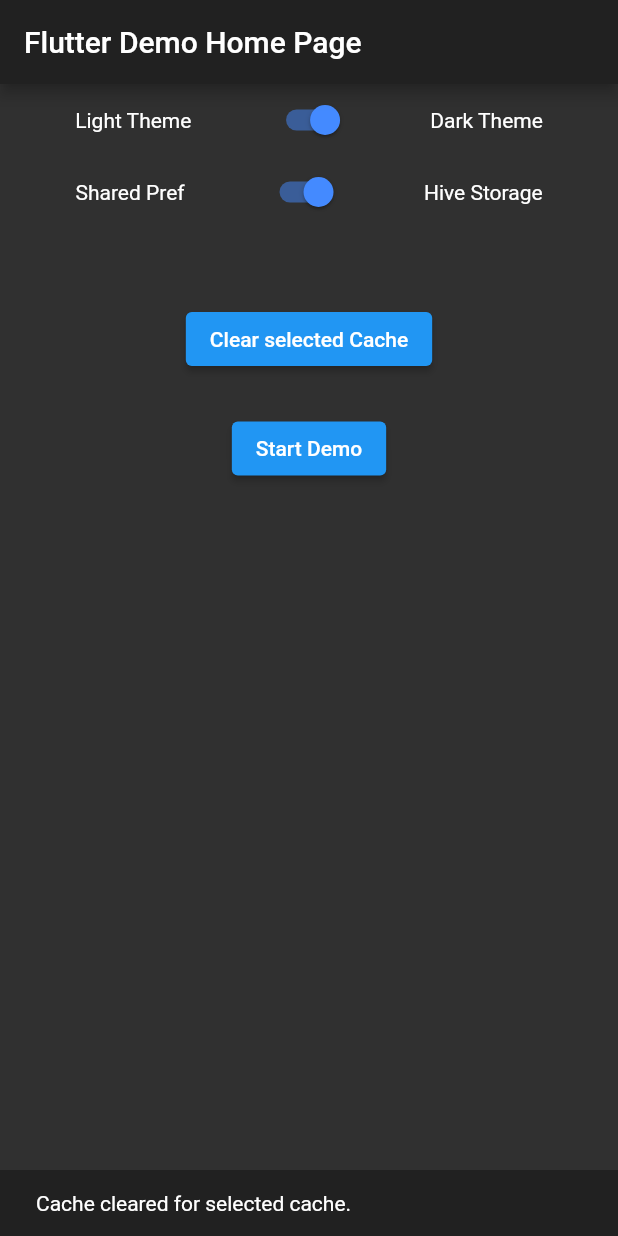
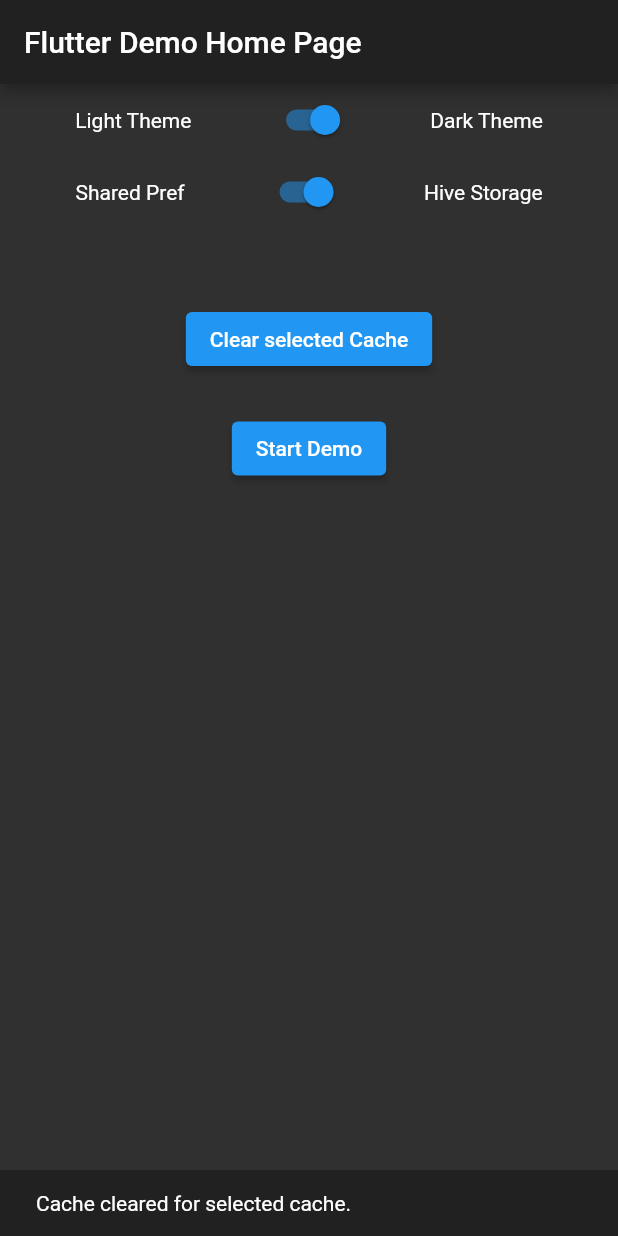
Before and after one commit to GAM3RG33K/flutter_settings_screens, a Flutter app: the screen it shows after launch, after a tap on "Clear selected Cache", on a phone screen of 412 x 824 dp. Run offline on Flutter 3.47's test engine with Material 2 defaults, Android fonts, the phone set to English and light mode, and no system bars; our stand-ins replace hive, shared_preferences; missing offline and left inert: flutter_material_color_picker; accounts and stored records are empty.

Commit message:
minor changes in code to match latest flutter sdk befor 2.0 update

```diff
--- a/example/lib/main.dart
+++ b/example/lib/main.dart
@@ -77,6 +77,7 @@ class _MyHomePageState extends State<MyHomePage> {
       children: <Widget>[
         Text('Shared Pref'),
         Switch(
+            activeColor: Theme.of(context).accentColor,
             value: _isUsingHive,
             onChanged: (newVal) {
               if (kIsWeb) {
@@ -98,6 +99,7 @@ class _MyHomePageState extends State<MyHomePage> {
       children: <Widget>[
         Text('Light Theme'),
         Switch(
+            activeColor: Theme.of(context).accentColor,
             value: _isDarkTheme,
             onChanged: (newVal) {
               _isDarkTheme = newVal;
@@ -154,7 +156,7 @@ class _AppBodyState extends State<AppBody> {
 }
 
 void showSnackBar(BuildContext context, String message) {
-  ScaffoldMessenger.of(context).showSnackBar(
+  Scaffold.of(context).showSnackBar(
     SnackBar(
       content: Text(
         message,
--- a/example/pubspec.yaml
+++ b/example/pubspec.yaml
@@ -11,10 +11,10 @@ dependencies:
 
   # The following adds the Cupertino Icons font to your application.
   # Use with the CupertinoIcons class for iOS style icons.
-  cupertino_icons: ^1.0.2
+  cupertino_icons: ^1.0.0
 
   #library to store the preference/settings using hive library
-  hive_flutter: ^1.0.0
+  hive_flutter: ^0.3.1
 
 dev_dependencies:
   flutter_test:
--- a/lib/src/widgets/base_widgets.dart
+++ b/lib/src/widgets/base_widgets.dart
@@ -507,6 +507,7 @@ class _SettingsCheckbox extends StatelessWidget {
     return Checkbox(
       value: value,
       onChanged: enabled ? onChanged : null,
+      activeColor: Theme.of(context).accentColor,
     );
   }
 }
@@ -531,9 +532,10 @@ class _SettingsSwitch extends StatelessWidget {
 
   @override
   Widget build(BuildContext context) {
-    return Switch(
+    return Switch.adaptive(
       value: value,
       onChanged: enabled ? onChanged : null,
+      activeColor: Theme.of(context).accentColor,
     );
   }
 }
```
Also changed, not shown: lib/src/widgets/settings_widgets.dart (+8 -4 lines), pubspec.yaml (+4 -4 lines), example/pubspec.lock.
